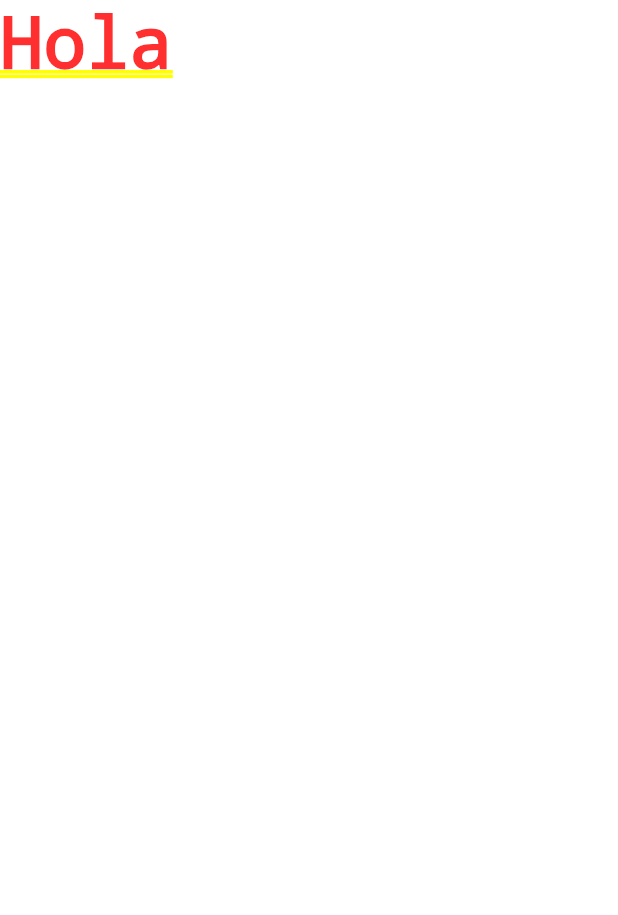
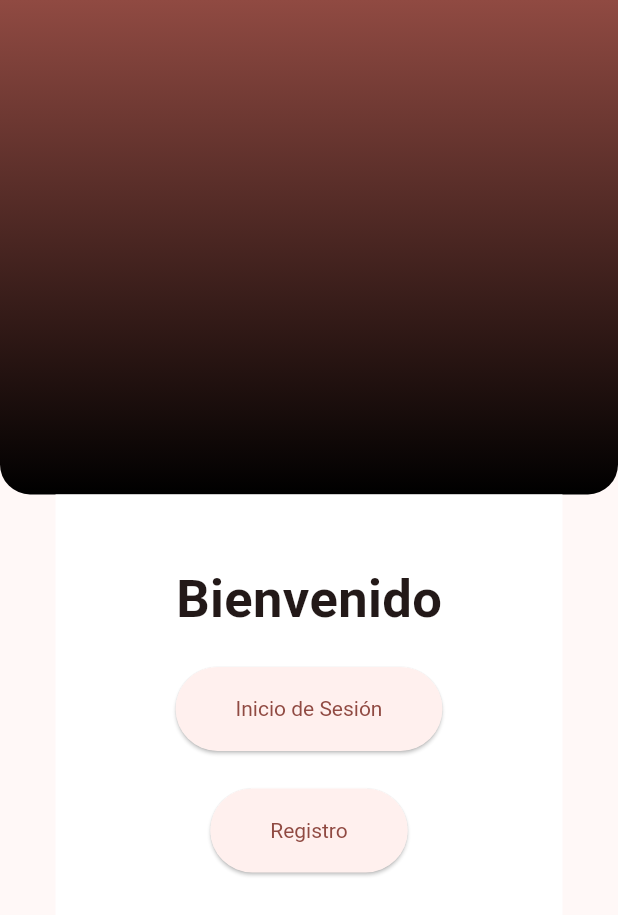
Before and after one commit to juanfrg201/SportAppClientMobile, a Flutter app: the screen it shows after launch, on a phone screen of 412 x 824 dp. Shown: the top 915 px of the screen. Run offline on Flutter 3.47's test engine with Material 3 defaults, Android fonts, the phone set to English and light mode, and no system bars.

Commit message:
Adds login and register design

```diff
--- a/lib/main.dart
+++ b/lib/main.dart
@@ -13,13 +13,13 @@ class MyApp extends StatelessWidget {
   @override
   Widget build(BuildContext context) {
     return MaterialApp(
-      title: 'Flutter Demo',
+      title: 'Sport App',
       theme: ThemeData(
         colorScheme: ColorScheme.fromSeed(seedColor: Colors.red),
         useMaterial3: true,
       ),
       onGenerateRoute: AppRoutes.generateRoute,
-      home: const HomeScreen(),
+      home: HomeScreen(),
     );
   }
 }
--- /dev/null
+++ b/lib/src/components/home/home_botton.dart
@@ -0,0 +1,25 @@
+import 'package:flutter/material.dart';
+class HomeBotton extends StatelessWidget {
+  final String name;
+  final String routes;
+
+  const HomeBotton({
+    super.key,
+    required this.name,
+    required this.routes
+  });
+
+  @override
+  Widget build(BuildContext context) {
+    return ElevatedButton(
+      onPressed: () {
+        Navigator.pushNamed(context, routes);
+      },
+      style: ElevatedButton.styleFrom(
+        padding: EdgeInsets.symmetric(horizontal: 40, vertical: 20),
+        textStyle: TextStyle(fontSize: 14),
+      ),
+      child: Text('${name}'),
+    );
+  }
+}
--- /dev/null
+++ b/lib/src/components/shared/home_down_view.dart
@@ -0,0 +1,31 @@
+import 'package:flutter/material.dart';
+import 'package:sport_app/src/components/home/home_botton.dart';
+import 'package:sport_app/src/routes.dart';
+
+class HomeDownView extends StatelessWidget {
+  final int flex;
+  final Widget child;
+
+  const HomeDownView({
+    Key? key,
+    required this.flex,
+    required this.child,
+  }) : super(key: key);
+
+  @override
+  Widget build(BuildContext context) {
+    final color = Theme.of(context).colorScheme;
+    return Flexible(
+      flex: flex,
+      child: Container(
+        decoration: BoxDecoration(
+          color: Colors.white,
+        ),
+        child: Padding(
+          padding: EdgeInsets.symmetric(horizontal: 40, vertical: 10),
+          child: child,
+        ),
+      ),
+    );
+  }
+}
--- /dev/null
+++ b/lib/src/components/shared/home_top_view.dart
@@ -0,0 +1,33 @@
+import 'package:flutter/material.dart';
+
+class HomeTopView extends StatelessWidget {
+  final int flex;
+
+  const HomeTopView({
+    super.key,
+    required this.color,
+    required this.flex,
+  });
+
+  final ColorScheme color;
+
+  @override
+  Widget build(BuildContext context) {
+    return Flexible(
+      flex: flex, // 40% of the height
+      child: Container(
+        decoration: BoxDecoration(
+          gradient: LinearGradient(
+            colors: [color.primary, Colors.black],
+            begin: Alignment.topCenter,
+            end: Alignment.bottomCenter,
+          ),
+          borderRadius: BorderRadius.only(
+            bottomLeft: Radius.circular(20.0),
+            bottomRight: Radius.circular(20.0),
+          ),
+        ),
+      ),
+    );
+  }
+}
--- a/lib/src/screens/home/home_screen.dart
+++ b/lib/src/screens/home/home_screen.dart
@@ -1,11 +1,42 @@
 import 'package:flutter/material.dart';
+import 'package:sport_app/src/components/home/home_botton.dart';
+import 'package:sport_app/src/components/shared/home_down_view.dart';
+import 'package:sport_app/src/components/shared/home_top_view.dart';
+import 'package:sport_app/src/routes.dart';
 
 class HomeScreen extends StatelessWidget {
-  const HomeScreen({super.key});
-
-  // This widget is the root of your application.
   @override
   Widget build(BuildContext context) {
-    return const Text("Hola");
+    final color = Theme.of(context).colorScheme;
+    return Scaffold(
+      body: Column(
+        children: [
+          HomeTopView(color: color, flex: 4),
+          HomeDownView(
+            flex: 6,
+            child: Padding(
+              padding: EdgeInsets.symmetric(horizontal: 40, vertical: 10),
+              child: Column(
+                mainAxisAlignment: MainAxisAlignment.start,
+                children: [
+                  SizedBox(height: 25),
+                  Text(
+                    'Bienvenido',
+                    style: TextStyle(
+                      fontSize: 35,
+                      fontWeight: FontWeight.bold,
+                    ),
+                  ),
+                  SizedBox(height: 20),
+                  HomeBotton(name: "Inicio de Sesión", routes: AppRoutes.login),
+                  SizedBox(height: 25),
+                  HomeBotton(name: "Registro", routes: AppRoutes.register),
+                ],
+              ),
+            ),
+          ),
+        ],
+      ),
+    );
   }
 }
```
Also changed, not shown: lib/src/routes.dart (+10 -2 lines), lib/src/screens/sessions/login_screen.dart (added, +105 -0 lines), lib/src/screens/sessions/register_screen.dart (added, +145 -0 lines), pubspec.yaml (+8 -0 lines).
